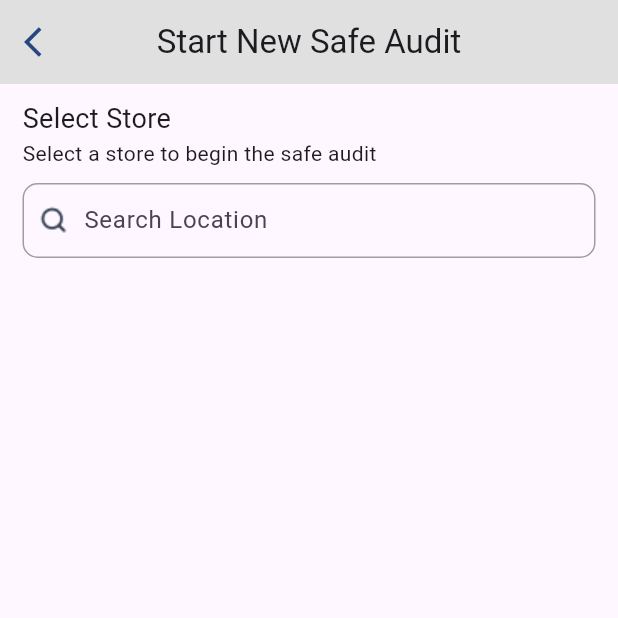
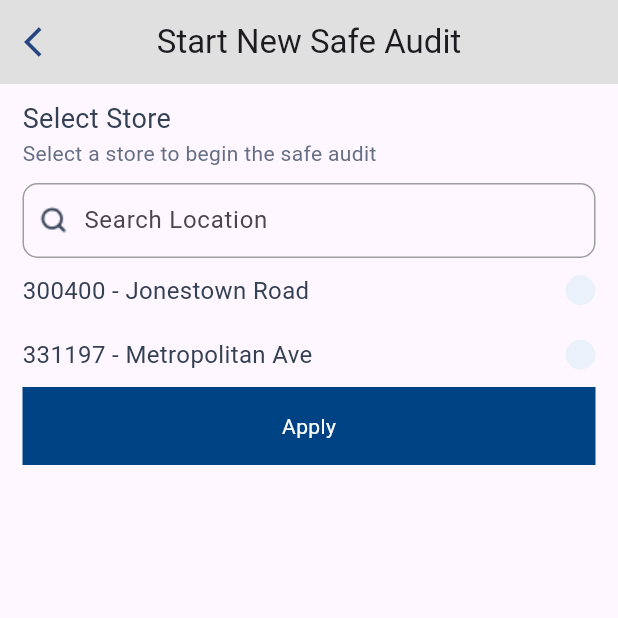
Before and after one commit to SandunC000/safe_audit_app, a Flutter app: the NewSafeAudit screen opened directly, on a phone screen of 412 x 824 dp, the top half of it. Run offline on Flutter 3.47's test engine with Material 3 defaults, Android fonts, the phone set to English and light mode, and no system bars.

Commit message:
code fix

```diff
--- a/lib/components/add_button.dart
+++ b/lib/components/add_button.dart
@@ -11,10 +11,7 @@ class AddButton extends StatefulWidget {
 class _AddButtonState extends State<AddButton> {
   @override
   Widget build(BuildContext context) {
-    return Positioned(
-      bottom: 50,
-      right: 16,
-      child: InkWell(
+    return InkWell(
       onTap: () {
         Navigator.of(context).push(MaterialPageRoute(
             builder: (context) => const NewSafeAudit(),
@@ -33,7 +30,6 @@ class _AddButtonState extends State<AddButton> {
           height: 22,
         ),
       ),
-      ),
     );
   }
 }
--- /dev/null
+++ b/lib/components/location_text.dart
@@ -0,0 +1,58 @@
+import 'package:flutter/material.dart';
+
+class LocationText extends StatefulWidget {
+  final String id;
+  final String address;
+
+  const LocationText({
+    super.key,
+    required this.id,
+    required this.address,
+  });
+
+  @override
+  State<LocationText> createState() => _LocationTextState();
+}
+
+class _LocationTextState extends State<LocationText> {
+  bool isSelected = false;
+  @override
+  Widget build(BuildContext context) {
+    return Padding(
+      padding: const EdgeInsets.symmetric(vertical: 10.0),
+      child: InkWell(
+        onTap: () {
+          setState(() {
+            isSelected = !isSelected;
+          });
+        },
+        child: Row(
+          mainAxisAlignment: MainAxisAlignment.spaceBetween,
+          children: [
+            Text(
+              "${widget.id} - ${widget.address}",
+              style: const TextStyle(fontSize: 16, color: Color(0xFF344054)),
+            ),
+            Container(
+              height: 20,
+              width: 20,
+              decoration: BoxDecoration(
+                color: isSelected
+                    ? const Color(0xFF26467F)
+                    : const Color(0xFFEAF1FB),
+                borderRadius: BorderRadius.circular(50),
+              ),
+              child: isSelected
+                  ? Image.asset(
+                      'lib/images/tick.png',
+                      width: 12,
+                      height: 10,
+                    )
+                  : Container(),
+            ),
+          ],
+        ),
+      ),
+    );
+  }
+}
--- /dev/null
+++ b/lib/components/past_audit.dart
@@ -0,0 +1 @@
+// TODO Implement this library.
--- a/lib/main.dart
+++ b/lib/main.dart
@@ -1,5 +1,4 @@
 import 'package:flutter/material.dart';
-import 'package:safe_audit_app/pages/new_safe_audit.dart';
 import 'package:safe_audit_app/pages/safe_audit.dart';
 
 void main() {
@@ -13,7 +12,7 @@ class MyApp extends StatelessWidget {
   Widget build(BuildContext context) {
     return const MaterialApp(
       debugShowCheckedModeBanner: false,
-      home: NewSafeAudit(),
+      home: SafeAudit(),
     );
   }
 }
--- a/lib/pages/new_safe_audit.dart
+++ b/lib/pages/new_safe_audit.dart
@@ -1,5 +1,6 @@
 import 'package:flutter/material.dart';
 import 'package:safe_audit_app/components/secondary_app_bar.dart';
+import 'package:safe_audit_app/components/location_text.dart';
 
 class NewSafeAudit extends StatefulWidget {
   const NewSafeAudit({super.key});
@@ -9,6 +10,12 @@ class NewSafeAudit extends StatefulWidget {
 }
 
 class _NewSafeAuditState extends State<NewSafeAudit> {
+  List<LocationInfo> locations = [
+    LocationInfo(id: '300400', address: 'Jonestown Road'),
+    LocationInfo(id: '331197', address: 'Metropolitan Ave'),
+    // Add more locations as needed
+  ];
+
   @override
   Widget build(BuildContext context) {
     return SafeArea(
@@ -16,11 +23,17 @@ class _NewSafeAuditState extends State<NewSafeAudit> {
         appBar: const SecondaryAppBar(title: "Start New Safe Audit"),
         body: Padding(
           padding: const EdgeInsets.symmetric(horizontal: 15.0),
-          child: ListView(
+          child: SingleChildScrollView(
+            child: Column(
+              crossAxisAlignment: CrossAxisAlignment.start,
               children: [
                 const SizedBox(height: 10),
-              const Text("Select Store", style: TextStyle(fontSize: 18)),
-              const Text("Select a store to begin the safe audit"),
+                const Text("Select Store",
+                    style: TextStyle(fontSize: 18, color: Color(0xFF344054))),
+                const Text(
+                  "Select a store to begin the safe audit",
+                  style: TextStyle(color: Color(0xFF667085)),
+                ),
                 const SizedBox(height: 10),
                 Container(
                   decoration: BoxDecoration(
@@ -47,11 +60,44 @@ class _NewSafeAuditState extends State<NewSafeAudit> {
                       ),
                     ],
                   ),
+                ),
+                ListView.builder(
+                    shrinkWrap: true,
+                    itemCount: locations.length,
+                    itemBuilder: (context, index) {
+                      return LocationText(
+                        id: locations[index].id,
+                        address: locations[index].address,
+                      );
+                    }),
+                InkWell(
+                  onTap: (){
+                    Navigator.of(context).push(MaterialPageRoute(
+                        builder: (context) => const NewSafeAudit(),
+                        fullscreenDialog: true));
+                  },
+                  child: Container(
+                    padding: const EdgeInsets.all(16.0),
+                    width: double.infinity,
+                    color: const Color(0xFF004385),
+                    child: const Center(child: Text('Apply' , style: TextStyle(color: Colors.white ),)),
+                  ),
                 )
               ],
+            ),
           ),
         ),
       ),
     );
   }
 }
+
+class LocationInfo {
+  final String id;
+  final String address;
+
+  LocationInfo({
+    required this.id,
+    required this.address,
+  });
+}
```
Also changed, not shown: lib/components/current_audit_card.dart (+9 -2 lines), lib/components/main_app_bar.dart (deleted, +0 -47 lines), lib/components/past_audit_card.dart (+3 -5 lines), lib/pages/safe_audit.dart (+144 -40 lines), lib/pages/start_safe_audit.dart (added, +19 -0 lines), lib/images/deposit.png (added), lib/images/tick.png (added). Lines whose indentation alone changed are shown as unchanged.
